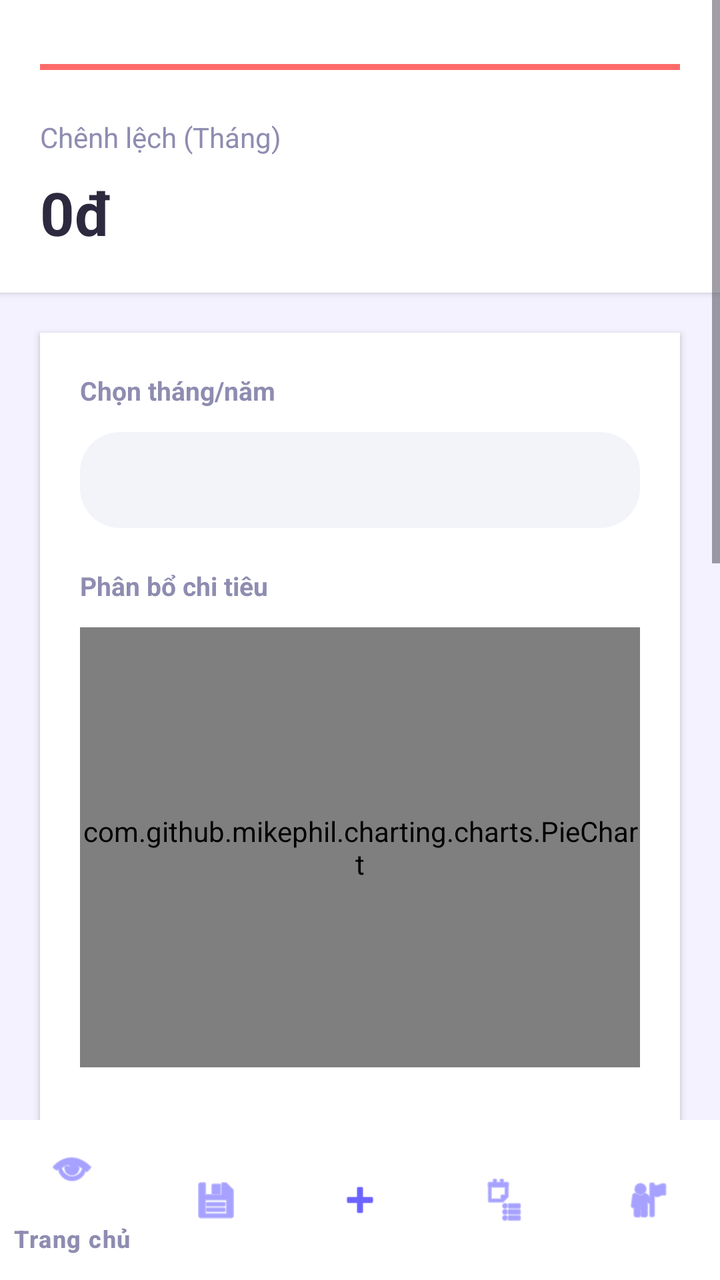
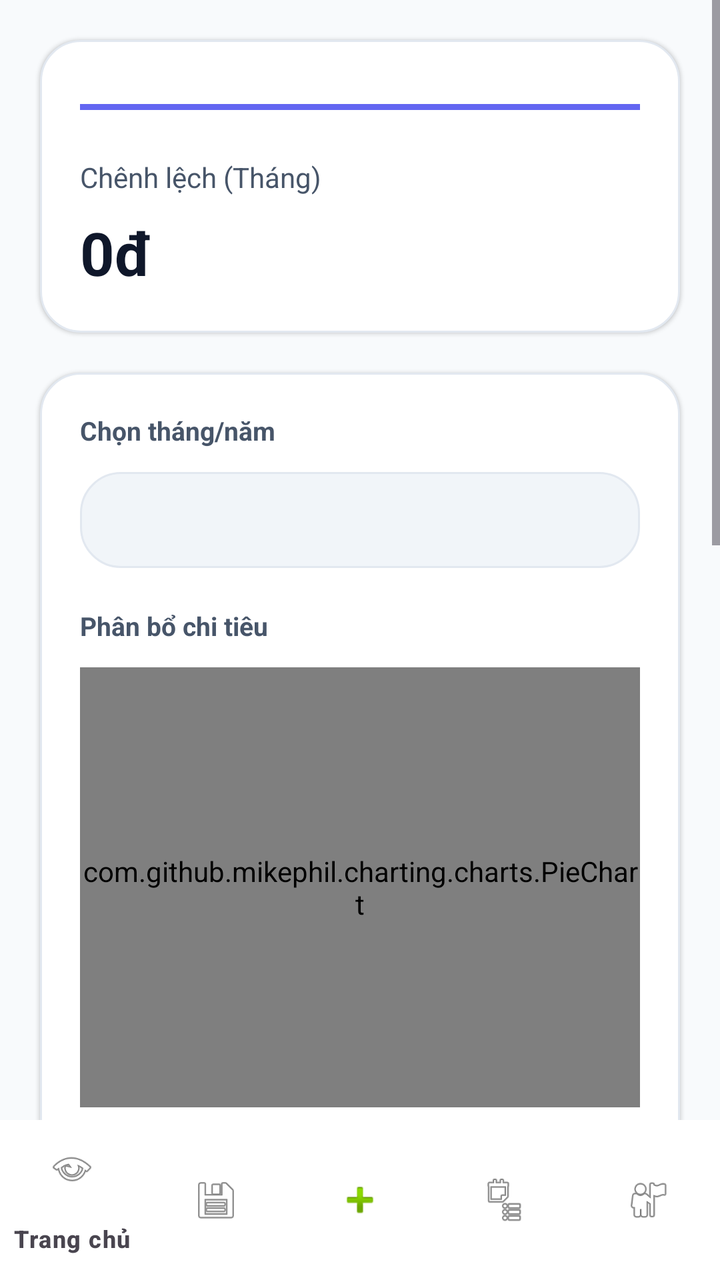

An Android layout rendered at two revisions. The XML below is the earlier revision; the diff shows what the commit changed to produce the second picture.
<!-- AndroidManifest.xml: application theme Theme.MyApplication -->
<!-- res/layout/activity_statistics.xml -->
<?xml version="1.0" encoding="utf-8"?>
<RelativeLayout xmlns:android="http://schemas.android.com/apk/res/android"
    xmlns:app="http://schemas.android.com/apk/res-auto"
    android:layout_width="match_parent"
    android:layout_height="match_parent"
    android:background="@color/app_background">

    <ScrollView
        android:layout_width="match_parent"
        android:layout_height="match_parent"
        android:layout_above="@id/bottomNav">

        <LinearLayout
            android:layout_width="match_parent"
            android:layout_height="wrap_content"
            android:orientation="vertical">

            
            <LinearLayout
                android:layout_width="match_parent"
                android:layout_height="wrap_content"
                android:background="@color/card_background"
                android:elevation="2dp"
                android:orientation="vertical"
                android:paddingHorizontal="20dp"
                android:paddingVertical="20dp">

                <LinearLayout
                    android:layout_width="match_parent"
                    android:layout_height="wrap_content"
                    android:orientation="horizontal"/>

                <View
                    android:layout_width="match_parent"
                    android:layout_height="3dp"
                    android:layout_marginTop="12dp"
                    android:background="@color/accent_red" />

                <LinearLayout
                    android:layout_width="match_parent"
                    android:layout_height="wrap_content"
                    android:layout_marginTop="24dp"
                    android:orientation="horizontal">

                    <LinearLayout
                        android:layout_width="0dp"
                        android:layout_height="wrap_content"
                        android:layout_weight="1"
                        android:orientation="vertical">

                        <TextView
                            android:layout_width="wrap_content"
                            android:layout_height="wrap_content"
                            android:text="@string/statistics_diff_label"
                            android:textColor="@color/text_secondary"
                            android:textSize="14sp" />

                        <TextView
                            android:id="@+id/tvBudgetRemaining"
                            android:layout_width="wrap_content"
                            android:layout_height="wrap_content"
                            android:layout_marginTop="8dp"
                            android:text="@string/placeholder_currency_zero"
                            android:textColor="@color/text_primary"
                            android:textSize="30sp"
                            android:textStyle="bold" />
                    </LinearLayout>

                </LinearLayout>
            </LinearLayout>

            
            <LinearLayout
                android:layout_width="match_parent"
                android:layout_height="wrap_content"
                android:layout_marginHorizontal="20dp"
                android:layout_marginTop="20dp"
                android:background="@color/card_background"
                android:elevation="2dp"
                android:orientation="vertical"
                android:padding="20dp">

                <TextView
                    android:layout_width="wrap_content"
                    android:layout_height="wrap_content"
                    android:text="@string/statistics_select_month_year"
                    android:textColor="@color/text_secondary"
                    android:textSize="13sp"
                    android:textStyle="bold" />

                <Spinner
                    android:id="@+id/spinnerMonthYear"
                    android:layout_width="match_parent"
                    android:layout_height="48dp"
                    android:layout_marginTop="12dp"
                    android:background="@drawable/bg_pill"
                    android:paddingHorizontal="16dp" />

                <TextView
                    android:layout_width="wrap_content"
                    android:layout_height="wrap_content"
                    android:layout_marginTop="20dp"
                    android:text="Phân bổ chi tiêu"
                    android:textColor="@color/text_secondary"
                    android:textSize="13sp"
                    android:textStyle="bold" />

                <com.github.mikephil.charting.charts.PieChart
                    android:id="@+id/pieChartCategory"
                    android:layout_width="match_parent"
                    android:layout_height="220dp"
                    android:layout_marginTop="12dp" />

                <TextView
                    android:layout_width="wrap_content"
                    android:layout_height="wrap_content"
                    android:layout_marginTop="24dp"
                    android:text="Xu hướng chi tiêu hàng ngày"
                    android:textColor="@color/text_secondary"
                    android:textSize="13sp"
                    android:textStyle="bold" />

                <com.github.mikephil.charting.charts.LineChart
                    android:id="@+id/lineChartDaily"
                    android:layout_width="match_parent"
                    android:layout_height="220dp"
                    android:layout_marginTop="12dp" />

                <LinearLayout
                    android:layout_width="match_parent"
                    android:layout_height="wrap_content"
                    android:layout_marginTop="24dp"
                    android:orientation="horizontal">

                    <TextView
                        android:layout_width="0dp"
                        android:layout_height="wrap_content"
                        android:layout_weight="1"
                        android:text="@string/statistics_ratio_label"
                        android:textColor="@color/text_secondary"
                        android:textSize="14sp" />

                    <TextView
                        android:id="@+id/tvBudgetPercent"
                        android:layout_width="wrap_content"
                        android:layout_height="wrap_content"
                        android:text="@string/placeholder_percent_zero"
                        android:textColor="@color/text_primary"
                        android:textSize="14sp"
                        android:textStyle="bold" />
                </LinearLayout>

                <ProgressBar
                    android:id="@+id/progressBudgetTotal"
                    style="?android:attr/progressBarStyleHorizontal"
                    android:layout_width="match_parent"
                    android:layout_height="12dp"
                    android:layout_marginTop="10dp"
                    android:max="100"
                    android:progress="0"
                    android:progressDrawable="@drawable/progress_budget" />

                <LinearLayout
                    android:layout_width="match_parent"
                    android:layout_height="wrap_content"
                    android:layout_marginTop="10dp"
                    android:orientation="horizontal">

                    <TextView
                        android:id="@+id/tvBudgetSpent"
                        android:layout_width="0dp"
                        android:layout_height="wrap_content"
                        android:layout_weight="1"
                        android:text="@string/placeholder_zero"
                        android:textColor="@color/primary_blue"
                        android:textSize="16sp"
                        android:textStyle="bold" />

                    <TextView
                        android:id="@+id/tvBudgetRemainingValue"
                        android:layout_width="wrap_content"
                        android:layout_height="wrap_content"
                        android:text="@string/placeholder_zero"
                        android:textColor="@color/text_secondary"
                        android:textSize="16sp" />
                </LinearLayout>

                <TextView
                    android:id="@+id/tvBudgetTotal"
                    android:layout_width="wrap_content"
                    android:layout_height="wrap_content"
                    android:layout_marginTop="8dp"
                    android:text="@string/placeholder_currency_zero"
                    android:textColor="@color/text_primary"
                    android:textSize="18sp"
                    android:textStyle="bold" />
            </LinearLayout>

            
            <LinearLayout
                android:layout_width="match_parent"
                android:layout_height="wrap_content"
                android:layout_marginHorizontal="20dp"
                android:layout_marginTop="16dp"
                android:background="@color/card_background"
                android:elevation="2dp"
                android:orientation="vertical"
                android:padding="20dp">

                <TextView
                    android:layout_width="wrap_content"
                    android:layout_height="wrap_content"
                    android:text="Giao dịch lớn nhất"
                    android:textColor="@color/text_secondary"
                    android:textSize="13sp"
                    android:textStyle="bold" />

                <LinearLayout
                    android:id="@+id/topTransactionsContainer"
                    android:layout_width="match_parent"
                    android:layout_height="wrap_content"
                    android:layout_marginTop="12dp"
                    android:orientation="vertical" />
            </LinearLayout>

            
            <LinearLayout
                android:id="@+id/budgetCategoryContainer"
                android:layout_width="match_parent"
                android:layout_height="wrap_content"
                android:layout_marginHorizontal="20dp"
                android:layout_marginTop="16dp"
                android:background="@color/card_background"
                android:elevation="2dp"
                android:orientation="vertical"
                android:padding="20dp" />

            <View
                android:layout_width="match_parent"
                android:layout_height="16dp" />
        </LinearLayout>
    </ScrollView>

    <com.google.android.material.bottomnavigation.BottomNavigationView
        android:id="@+id/bottomNav"
        android:layout_width="match_parent"
        android:layout_height="wrap_content"
        android:layout_alignParentBottom="true"
        android:background="@color/card_background"
        android:elevation="8dp"
        app:itemIconTint="@color/primary_blue"
        app:itemTextColor="@color/text_secondary"
        app:menu="@menu/bottom_menu" />
</RelativeLayout>
<!-- resources referenced by this layout -->
<resources>
  <color name="accent_red">#FF6B6B</color>
  <color name="app_background">#F4F2FF</color>
  <color name="card_background">#FFFFFF</color>
  <color name="primary_blue">#6C63FF</color>
  <color name="text_primary">#2D2A3F</color>
  <color name="text_secondary">#8E8CB0</color>
  <!-- drawable bg_pill (drawable) -->
  <?xml version="1.0" encoding="utf-8"?>
  <shape xmlns:android="http://schemas.android.com/apk/res/android">
      <solid android:color="@color/pill_background" />
      <corners android:radius="20dp" />
  </shape>
  <!-- drawable progress_budget (drawable) -->
  <?xml version="1.0" encoding="utf-8"?>
  <layer-list xmlns:android="http://schemas.android.com/apk/res/android">
      <item android:id="@android:id/background">
          <shape android:shape="rectangle">
              <corners android:radius="999dp" />
              <solid android:color="@color/segment_background" />
          </shape>
      </item>
      <item android:id="@android:id/progress">
          <clip>
              <shape android:shape="rectangle">
                  <corners android:radius="999dp" />
                  <solid android:color="@color/primary_blue" />
              </shape>
          </clip>
      </item>
  </layer-list>
  <string name="placeholder_currency_zero">0đ</string>
  <string name="placeholder_percent_zero">0%</string>
  <string name="placeholder_zero">0</string>
  <string name="statistics_diff_label">Chênh lệch (Tháng)</string>
  <string name="statistics_ratio_label">Tỷ lệ chi/thu (Tháng)</string>
  <string name="statistics_select_month_year">Chọn tháng/năm</string>
  <style name="Theme.MyApplication" parent="Base.Theme.MyApplication" />
  <color name="pill_background">#F3F4FA</color>
  <color name="segment_background">#EEEFFF</color>
  <style name="Base.Theme.MyApplication" parent="Theme.Material3.DayNight.NoActionBar">
          
          
      </style>
</resources>

<!-- the commit's change to res/layout/activity_statistics.xml (unified diff, before → after) -->
@@ -8,19 +8,24 @@
     <ScrollView
         android:layout_width="match_parent"
         android:layout_height="match_parent"
-        android:layout_above="@id/bottomNav">
+        android:layout_above="@id/bottomNav"
+        android:clipToPadding="false"
+        android:fillViewport="true">
 
         <LinearLayout
             android:layout_width="match_parent"
             android:layout_height="wrap_content"
-            android:orientation="vertical">
-
-            
-            <LinearLayout
-                android:layout_width="match_parent"
-                android:layout_height="wrap_content"
-                android:background="@color/card_background"
-                android:elevation="2dp"
+            android:orientation="vertical"
+            android:paddingBottom="16dp">
+
+            
+            <LinearLayout
+                android:layout_width="match_parent"
+                android:layout_height="wrap_content"
+                android:layout_marginHorizontal="20dp"
+                android:layout_marginTop="20dp"
+                android:background="@drawable/bg_card"
+                android:elevation="1dp"
                 android:orientation="vertical"
                 android:paddingHorizontal="20dp"
                 android:paddingVertical="20dp">
@@ -34,7 +39,7 @@
                     android:layout_width="match_parent"
                     android:layout_height="3dp"
                     android:layout_marginTop="12dp"
-                    android:background="@color/accent_red" />
+                    android:background="@color/primary_blue" />
 
                 <LinearLayout
                     android:layout_width="match_parent"
@@ -75,8 +80,8 @@
                 android:layout_height="wrap_content"
                 android:layout_marginHorizontal="20dp"
                 android:layout_marginTop="20dp"
-                android:background="@color/card_background"
-                android:elevation="2dp"
+                android:background="@drawable/bg_card"
+                android:elevation="1dp"
                 android:orientation="vertical"
                 android:padding="20dp">
 
@@ -100,7 +105,7 @@
                     android:layout_width="wrap_content"
                     android:layout_height="wrap_content"
                     android:layout_marginTop="20dp"
-                    android:text="Phân bổ chi tiêu"
+                    android:text="@string/statistics_spending_distribution"
                     android:textColor="@color/text_secondary"
                     android:textSize="13sp"
                     android:textStyle="bold" />
@@ -115,7 +120,7 @@
                     android:layout_width="wrap_content"
                     android:layout_height="wrap_content"
                     android:layout_marginTop="24dp"
-                    android:text="Xu hướng chi tiêu hàng ngày"
+                    android:text="@string/statistics_daily_trend"
                     android:textColor="@color/text_secondary"
                     android:textSize="13sp"
                     android:textStyle="bold" />
@@ -202,15 +207,15 @@
                 android:layout_height="wrap_content"
                 android:layout_marginHorizontal="20dp"
                 android:layout_marginTop="16dp"
-                android:background="@color/card_background"
-                android:elevation="2dp"
+                android:background="@drawable/bg_card"
+                android:elevation="1dp"
                 android:orientation="vertical"
                 android:padding="20dp">
 
                 <TextView
                     android:layout_width="wrap_content"
                     android:layout_height="wrap_content"
-                    android:text="Giao dịch lớn nhất"
+                    android:text="@string/statistics_top_transactions"
                     android:textColor="@color/text_secondary"
                     android:textSize="13sp"
                     android:textStyle="bold" />
@@ -230,8 +235,8 @@
                 android:layout_height="wrap_content"
                 android:layout_marginHorizontal="20dp"
                 android:layout_marginTop="16dp"
-                android:background="@color/card_background"
-                android:elevation="2dp"
+                android:background="@drawable/bg_card"
+                android:elevation="1dp"
                 android:orientation="vertical"
                 android:padding="20dp" />
 
@@ -247,8 +252,8 @@
         android:layout_height="wrap_content"
         android:layout_alignParentBottom="true"
         android:background="@color/card_background"
-        android:elevation="8dp"
-        app:itemIconTint="@color/primary_blue"
-        app:itemTextColor="@color/text_secondary"
+        android:elevation="6dp"
+        app:itemIconTint="@color/bottom_nav_item"
+        app:itemTextColor="@color/bottom_nav_item"
         app:menu="@menu/bottom_menu" />
 </RelativeLayout>
<!-- resource entries referenced after the edit -->
@@ -1,15 +1,26 @@
 <!-- resources referenced by this layout -->
 <resources>
-  <color name="accent_red">#FF6B6B</color>
-  <color name="app_background">#F4F2FF</color>
+  <color name="app_background">#F8FAFC</color>
   <color name="card_background">#FFFFFF</color>
-  <color name="primary_blue">#6C63FF</color>
-  <color name="text_primary">#2D2A3F</color>
-  <color name="text_secondary">#8E8CB0</color>
+  <color name="primary_blue">#6366F1</color>
+  <color name="text_primary">#0F172A</color>
+  <color name="text_secondary">#475569</color>
+  <!-- drawable bg_card (drawable) -->
+  <?xml version="1.0" encoding="utf-8"?>
+  <shape xmlns:android="http://schemas.android.com/apk/res/android">
+      <solid android:color="@color/card_background" />
+      <stroke
+          android:width="1dp"
+          android:color="@color/divider_light" />
+      <corners android:radius="20dp" />
+  </shape>
   <!-- drawable bg_pill (drawable) -->
   <?xml version="1.0" encoding="utf-8"?>
   <shape xmlns:android="http://schemas.android.com/apk/res/android">
       <solid android:color="@color/pill_background" />
+      <stroke
+          android:width="1dp"
+          android:color="@color/divider_light" />
       <corners android:radius="20dp" />
   </shape>
   <!-- drawable progress_budget (drawable) -->
@@ -33,15 +44,23 @@
   <string name="placeholder_currency_zero">0đ</string>
   <string name="placeholder_percent_zero">0%</string>
   <string name="placeholder_zero">0</string>
+  <string name="statistics_daily_trend">Xu hướng chi tiêu hàng ngày</string>
   <string name="statistics_diff_label">Chênh lệch (Tháng)</string>
   <string name="statistics_ratio_label">Tỷ lệ chi/thu (Tháng)</string>
   <string name="statistics_select_month_year">Chọn tháng/năm</string>
+  <string name="statistics_spending_distribution">Phân bổ chi tiêu</string>
+  <string name="statistics_top_transactions">Giao dịch lớn nhất</string>
   <style name="Theme.MyApplication" parent="Base.Theme.MyApplication" />
-  <color name="pill_background">#F3F4FA</color>
-  <color name="segment_background">#EEEFFF</color>
+  <color name="divider_light">#E2E8F0</color>
+  <color name="pill_background">#F1F5F9</color>
+  <color name="segment_background">#F5F3FF</color>
   <style name="Base.Theme.MyApplication" parent="Theme.Material3.DayNight.NoActionBar">
-          
-          
+          <item name="colorPrimary">@color/primary_blue</item>
+          <item name="colorSecondary">@color/accent_purple</item>
+          <item name="android:statusBarColor">@android:color/transparent</item>
+          <item name="android:navigationBarColor">@color/card_background</item>
+          <item name="android:windowBackground">@color/app_background</item>
       </style>
+  <color name="accent_purple">#8B5CF6</color>
 </resources>
 
